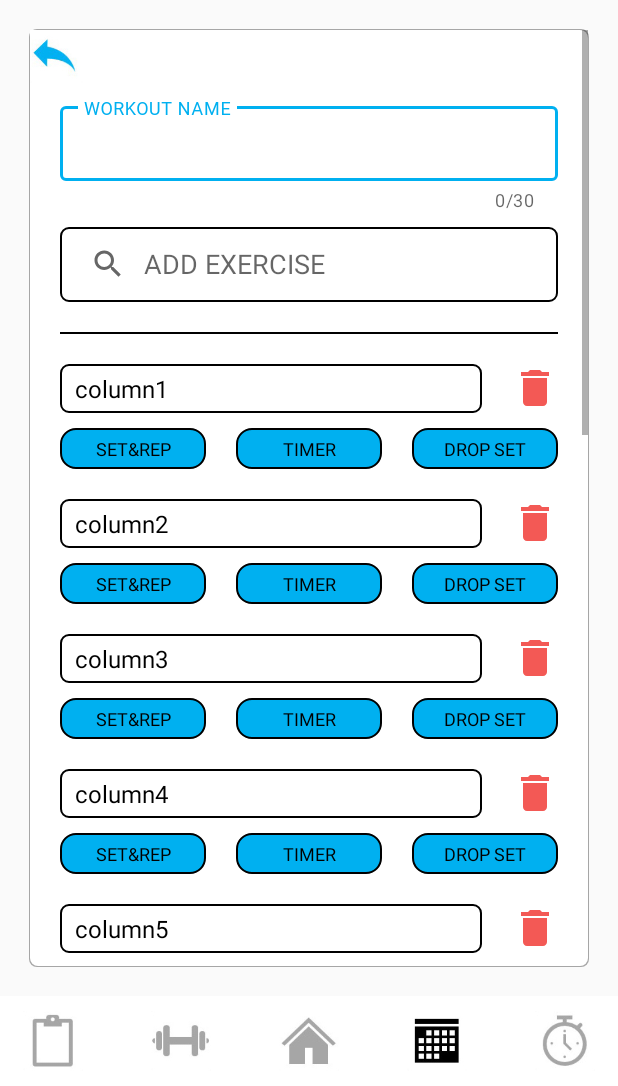
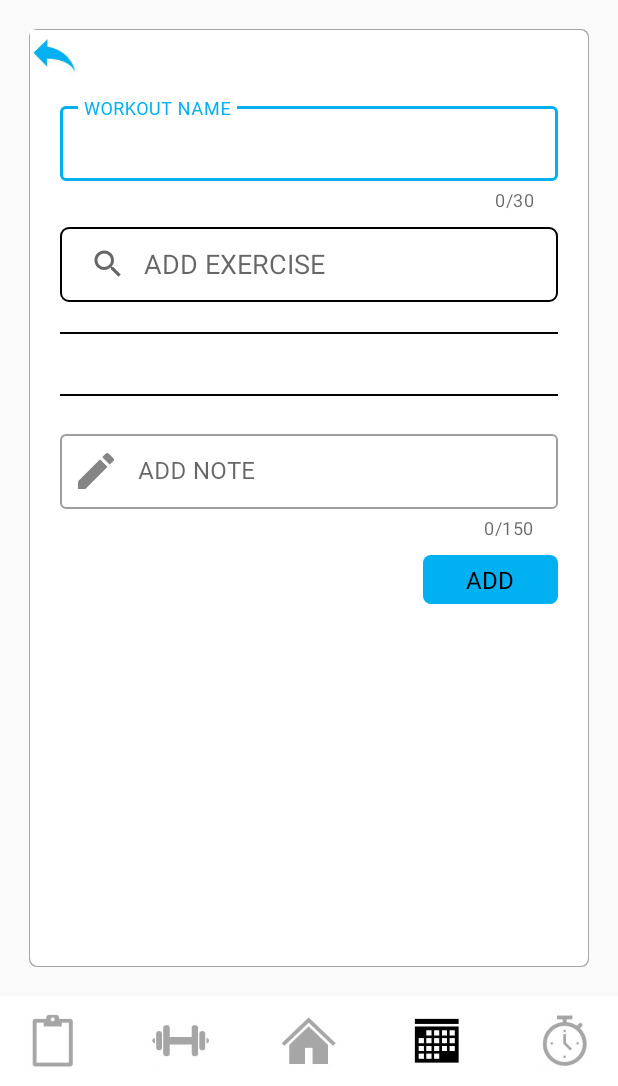
Before and after one commit to StoicNeutron/HattAppProject, an Android app: the AddWorkout screen opened directly, with no data from a screen before it, on a phone screen of 412 x 824 dp, the part 150-1236 px from its top. Run offline under Robolectric (Android 15) with nearby library versions, the phone set to English and light mode, and no system bars.

Commit message:
add exercise p1

```diff
--- a/app/src/main/java/com/samnangthorn/hatt_app10/AddWorkout.java
+++ b/app/src/main/java/com/samnangthorn/hatt_app10/AddWorkout.java
@@ -1,5 +1,7 @@
 package com.samnangthorn.hatt_app10;
 
+import androidx.annotation.IdRes;
+import androidx.annotation.LayoutRes;
 import androidx.appcompat.app.AppCompatActivity;
 import androidx.recyclerview.widget.LinearLayoutManager;
 import androidx.recyclerview.widget.RecyclerView;
@@ -9,7 +11,9 @@ import android.database.Cursor;
 import android.os.Bundle;
 import android.view.View;
 import android.widget.ImageView;
+import android.widget.LinearLayout;
 import android.widget.SearchView;
+import android.widget.TextView;
 
 import java.util.ArrayList;
 
@@ -20,6 +24,9 @@ public class AddWorkout extends AppCompatActivity implements RVAdapter.onExeClic
     private ArrayList<String> exerciseName, selectedExercise;
     private dataBaseHelper myDB;
     private RecyclerView recyclerView;
+    private LinearLayout selectedE1, selectedE2, selectedE3, selectedE4, selectedE5, selectedE6, selectedE7, selectedE8, selectedE9, selectedE10, selectedE11, selectedE12;
+    private TextView Ex1, Ex2, Ex3, Ex4, Ex5, Ex6, Ex7, Ex8, Ex9, Ex10, Ex11, Ex12;
+    int currentIndex = 0;
 
     @Override
     protected void onCreate(Bundle savedInstanceState) {
@@ -37,6 +44,41 @@ public class AddWorkout extends AppCompatActivity implements RVAdapter.onExeClic
         exerciseName = new ArrayList<String>();
         selectedExercise = new ArrayList<String>();
         myDB = new dataBaseHelper(AddWorkout.this);
+
+        selectedE1 = findViewById(R.id.selectedEx1);
+        selectedE2 = findViewById(R.id.selectedEx2);
+        selectedE3 = findViewById(R.id.selectedEx3);
+        selectedE4 = findViewById(R.id.selectedEx4);
+        selectedE5 = findViewById(R.id.selectedEx5);
+        selectedE6 = findViewById(R.id.selectedEx6);
+        selectedE7 = findViewById(R.id.selectedEx7);
+        selectedE8 = findViewById(R.id.selectedEx8);
+        selectedE9 = findViewById(R.id.selectedEx9);
+        selectedE10 = findViewById(R.id.selectedEx10);
+        selectedE11 = findViewById(R.id.selectedEx11);
+        selectedE12 = findViewById(R.id.selectedEx12);
+
+        Ex1 = findViewById(R.id.Ex1);
+        Ex2 = findViewById(R.id.Ex2);
+        Ex3 = findViewById(R.id.Ex3);
+        Ex4 = findViewById(R.id.Ex4);
+        Ex5 = findViewById(R.id.Ex5);
+        Ex6 = findViewById(R.id.Ex6);
+        Ex7 = findViewById(R.id.Ex7);
+        Ex8 = findViewById(R.id.Ex8);
+        Ex9 = findViewById(R.id.Ex9);
+        Ex10 = findViewById(R.id.Ex10);
+        Ex11 = findViewById(R.id.Ex11);
+        Ex12 = findViewById(R.id.Ex12);
+
+        /*
+        LinearLayout[] LayoutSelectedE = new LinearLayout[]{selectedE1, selectedE2, selectedE3, selectedE4, selectedE5, selectedE6, selectedE7, selectedE8, selectedE9, selectedE10, selectedE11, selectedE12};
+        for(int i = 0; i< 12; i++){
+            LayoutSelectedE[i].setVisibility(View.VISIBLE);
+        }
+
+         */
+
 
         // query the database to ArrayList
         transferToArrayList();
@@ -167,6 +209,80 @@ public class AddWorkout extends AppCompatActivity implements RVAdapter.onExeClic
 
     @Override
     public void onExeClick(int position, ArrayList<String> nameList) {
+        switch (currentIndex){
+            case 0:
+                selectedE1.setVisibility(View.VISIBLE);
+                Ex1.setText(nameList.get(position));
+                recyclerView.setVisibility(View.GONE);
+                currentIndex +=1;
+                break;
+            case 1:
+                selectedE2.setVisibility(View.VISIBLE);
+                Ex2.setText(nameList.get(position));
+                recyclerView.setVisibility(View.GONE);
+                currentIndex +=1;
+                break;
+            case 2:
+                selectedE3.setVisibility(View.VISIBLE);
+                Ex3.setText(nameList.get(position));
+                recyclerView.setVisibility(View.GONE);
+                currentIndex +=1;
+                break;
+            case 3:
+                selectedE4.setVisibility(View.VISIBLE);
+                Ex4.setText(nameList.get(position));
+                recyclerView.setVisibility(View.GONE);
+                currentIndex +=1;
+                break;
+            case 4:
+                selectedE5.setVisibility(View.VISIBLE);
+                Ex5.setText(nameList.get(position));
+                recyclerView.setVisibility(View.GONE);
+                currentIndex +=1;
+                break;
+            case 5:
+                selectedE6.setVisibility(View.VISIBLE);
+                Ex6.setText(nameList.get(position));
+                recyclerView.setVisibility(View.GONE);
+                currentIndex +=1;
+                break;
+            case 6:
+                selectedE7.setVisibility(View.VISIBLE);
+                Ex7.setText(nameList.get(position));
+                recyclerView.setVisibility(View.GONE);
+                currentIndex +=1;
+                break;
+            case 7:
+                selectedE8.setVisibility(View.VISIBLE);
+                Ex8.setText(nameList.get(position));
+                recyclerView.setVisibility(View.GONE);
+                currentIndex +=1;
+                break;
+            case 8:
+                selectedE9.setVisibility(View.VISIBLE);
+                Ex9.setText(nameList.get(position));
+                recyclerView.setVisibility(View.GONE);
+                currentIndex +=1;
+                break;
+            case 9:
+                selectedE10.setVisibility(View.VISIBLE);
+                Ex10.setText(nameList.get(position));
+                recyclerView.setVisibility(View.GONE);
+                currentIndex +=1;
+                break;
+            case 10:
+                selectedE11.setVisibility(View.VISIBLE);
+                Ex11.setText(nameList.get(position));
+                recyclerView.setVisibility(View.GONE);
+                currentIndex +=1;
+                break;
+            case 11:
+                selectedE12.setVisibility(View.VISIBLE);
+                Ex12.setText(nameList.get(position));
+                recyclerView.setVisibility(View.GONE);
+                currentIndex +=1;
+                break;
+        }
 
     }
 }
--- a/app/src/main/res/layout/activity_add_workout.xml
+++ b/app/src/main/res/layout/activity_add_workout.xml
@@ -120,7 +120,7 @@
                 android:layout_height="wrap_content"
                 android:layout_marginStart="20dp"
                 android:layout_marginEnd="20dp"
-                android:visibility="visible"
+                android:visibility="gone"
                 android:background="@drawable/view_layout_white"
                 app:layout_constraintEnd_toEndOf="parent"
                 app:layout_constraintStart_toStartOf="parent"
@@ -138,6 +138,7 @@
 
             <LinearLayout
                 android:id="@+id/selectedEx1"
+                android:visibility="gone"
                 android:layout_width="match_parent"
                 android:layout_height="wrap_content"
                 android:orientation="horizontal">
@@ -166,6 +167,8 @@
             </LinearLayout>
 
             <LinearLayout
+                android:id="@+id/tool1"
+                android:visibility="gone"
                 android:layout_width="match_parent"
                 android:layout_height="wrap_content"
                 android:layout_marginTop="10dp"
@@ -212,6 +215,7 @@
 
             <LinearLayout
                 android:id="@+id/selectedEx2"
+                android:visibility="gone"
                 android:layout_width="match_parent"
                 android:layout_height="wrap_content"
                 android:layout_marginTop="20dp"
@@ -241,6 +245,8 @@
             </LinearLayout>
 
             <LinearLayout
+                android:id="@+id/tool2"
+                android:visibility="gone"
                 android:layout_width="match_parent"
                 android:layout_height="wrap_content"
                 android:layout_marginTop="10dp"
@@ -287,6 +293,7 @@
 
             <LinearLayout
                 android:id="@+id/selectedEx3"
+                android:visibility="gone"
                 android:layout_width="match_parent"
                 android:layout_height="wrap_content"
                 android:layout_marginTop="20dp"
@@ -316,6 +323,8 @@
             </LinearLayout>
 
             <LinearLayout
+                android:id="@+id/tool3"
+                android:visibility="gone"
                 android:layout_width="match_parent"
                 android:layout_height="wrap_content"
                 android:layout_marginTop="10dp"
@@ -362,6 +371,7 @@
 
             <LinearLayout
                 android:id="@+id/selectedEx4"
+                android:visibility="gone"
                 android:layout_width="match_parent"
                 android:layout_height="wrap_content"
                 android:layout_marginTop="20dp"
@@ -391,6 +401,8 @@
             </LinearLayout>
 
             <LinearLayout
+                android:id="@+id/tool4"
+                android:visibility="gone"
                 android:layout_width="match_parent"
                 android:layout_height="wrap_content"
                 android:layout_marginTop="10dp"
@@ -437,6 +449,7 @@
 
             <LinearLayout
                 android:id="@+id/selectedEx5"
+                android:visibility="gone"
                 android:layout_width="match_parent"
                 android:layout_height="wrap_content"
                 android:layout_marginTop="20dp"
@@ -466,6 +479,8 @@
             </LinearLayout>
 
             <LinearLayout
+                android:id="@+id/tool5"
+                android:visibility="gone"
                 android:layout_width="match_parent"
                 android:layout_height="wrap_content"
                 android:layout_marginTop="10dp"
@@ -512,6 +527,7 @@
 
             <LinearLayout
                 android:id="@+id/selectedEx6"
+                android:visibility="gone"
                 android:layout_width="match_parent"
                 android:layout_height="wrap_content"
                 android:layout_marginTop="20dp"
@@ -541,6 +557,8 @@
             </LinearLayout>
 
             <LinearLayout
+                android:id="@+id/tool6"
+                android:visibility="gone"
                 android:layout_width="match_parent"
                 android:layout_height="wrap_content"
                 android:layout_marginTop="10dp"
@@ -587,6 +605,7 @@
 
             <LinearLayout
                 android:id="@+id/selectedEx7"
+                android:visibility="gone"
                 android:layout_width="match_parent"
                 android:layout_height="wrap_content"
                 android:layout_marginTop="20dp"
@@ -616,6 +635,8 @@
             </LinearLayout>
 
             <LinearLayout
+                android:id="@+id/tool7"
+                android:visibility="gone"
                 android:layout_width="match_parent"
                 android:layout_height="wrap_content"
                 android:layout_marginTop="10dp"
@@ -662,6 +683,7 @@
 
             <LinearLayout
                 android:id="@+id/selectedEx8"
+                android:visibility="gone"
                 android:layout_width="match_parent"
                 android:layout_height="wrap_content"
                 android:layout_marginTop="20dp"
@@ -691,6 +713,8 @@
             </LinearLayout>
 
             <LinearLayout
+                android:id="@+id/tool8"
+                android:visibility="gone"
                 android:layout_width="match_parent"
                 android:layout_height="wrap_content"
                 android:layout_marginTop="10dp"
@@ -737,6 +761,7 @@
 
             <LinearLayout
                 android:id="@+id/selectedEx9"
+                android:visibility="gone"
                 android:layout_width="match_parent"
                 android:layout_height="wrap_content"
                 android:layout_marginTop="20dp"
@@ -766,6 +791,8 @@
             </LinearLayout>
 
             <LinearLayout
+                android:id="@+id/tool9"
+                android:visibility="gone"
                 android:layout_width="match_parent"
                 android:layout_height="wrap_content"
                 android:layout_marginTop="10dp"
@@ -812,6 +839,7 @@
 
             <LinearLayout
                 android:id="@+id/selectedEx10"
+                android:visibility="gone"
                 android:layout_width="match_parent"
                 android:layout_height="wrap_content"
                 android:layout_marginTop="20dp"
@@ -841,6 +869,8 @@
             </LinearLayout>
 
             <LinearLayout
+                android:id="@+id/tool10"
+                android:visibility="gone"
                 android:layout_width="match_parent"
                 android:layout_height="wrap_content"
                 android:layout_marginTop="10dp"
@@ -887,6 +917,7 @@
 
             <LinearLayout
                 android:id="@+id/selectedEx11"
+                android:visibility="gone"
                 android:layout_width="match_parent"
                 android:layout_height="wrap_content"
                 android:layout_marginTop="20dp"
@@ -916,6 +947,8 @@
             </LinearLayout>
 
             <LinearLayout
+                android:id="@+id/tool11"
+                android:visibility="gone"
                 android:layout_width="match_parent"
                 android:layout_height="wrap_content"
                 android:layout_marginTop="10dp"
@@ -962,6 +995,7 @@
 
             <LinearLayout
                 android:id="@+id/selectedEx12"
+                android:visibility="gone"
                 android:layout_width="match_parent"
                 android:layout_height="wrap_content"
                 android:layout_marginTop="20dp"
@@ -991,6 +1025,8 @@
             </LinearLayout>
 
             <LinearLayout
+                android:id="@+id/tool12"
+                android:visibility="gone"
                 android:layout_width="match_parent"
                 android:layout_height="wrap_content"
                 android:layout_marginTop="10dp"
```
